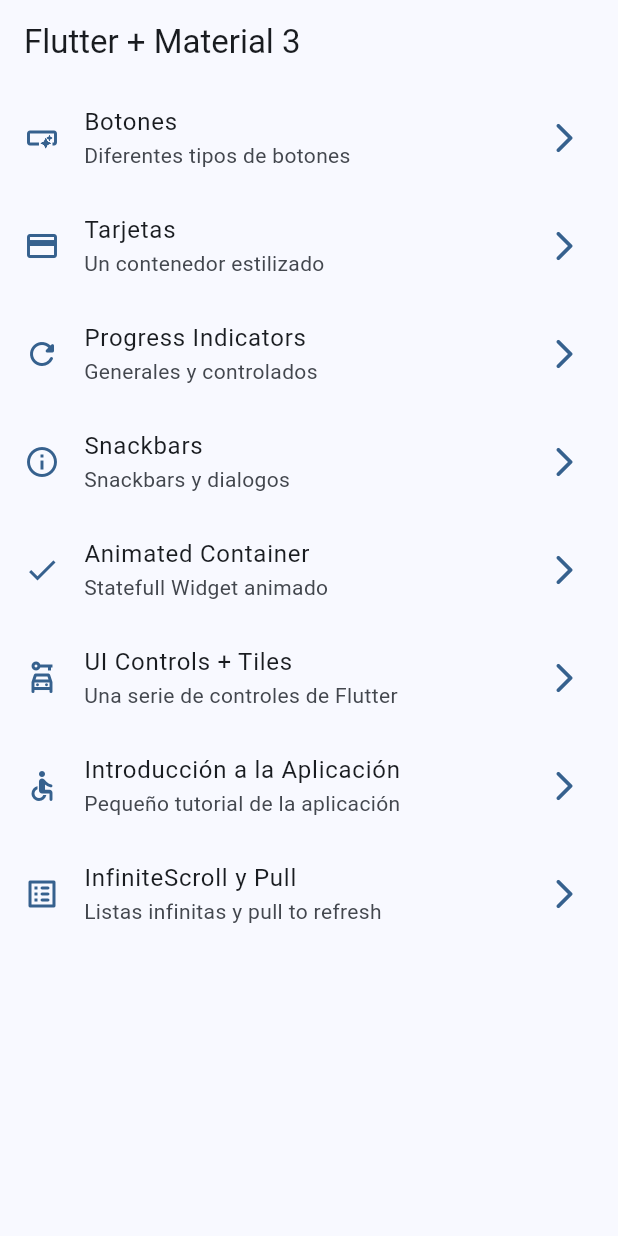
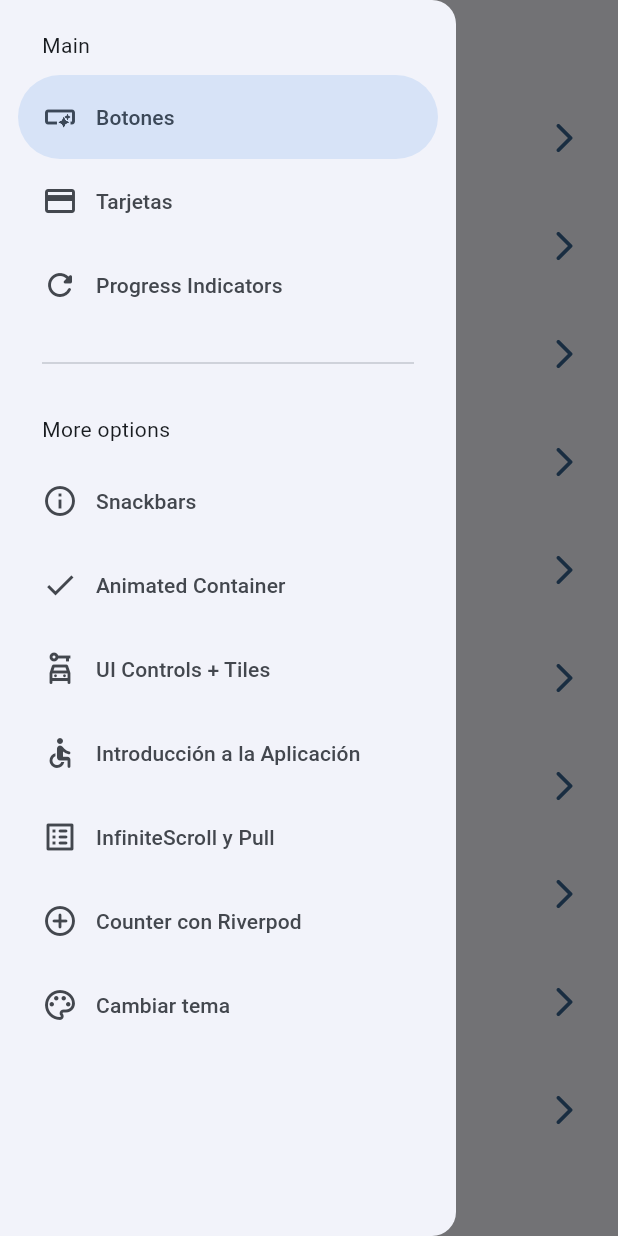
Before and after one commit to danielalejandroalanis/flutter-material3-widgets, a Flutter app: the screen it shows after launch, with the side drawer open (before the commit the screen has no drawer), on a phone screen of 412 x 824 dp. Run offline on Flutter 3.47's test engine with Material 3 defaults, Android fonts, the phone set to English and light mode, and no system bars; our stand-ins replace animate_do, flutter_riverpod, go_router.

Commit message:
antes de statenotifier

```diff
--- a/lib/config/menu/menu_items.dart
+++ b/lib/config/menu/menu_items.dart
@@ -63,4 +63,16 @@ const appMenuItems = <MenuItem>[
     link: '/infinite',
     icon: Icons.list_alt_rounded,
   ),
+  MenuItem(
+    title: 'Counter con Riverpod',
+    subTitle: 'Introducción a Riverpod',
+    link: '/counter',
+    icon: Icons.add_circle_outline_rounded,
+  ),
+  MenuItem(
+    title: 'Cambiar tema',
+    subTitle: 'Cambiar el tema de la aplicación',
+    link: '/theme-changer',
+    icon: Icons.color_lens_outlined,
+  ),
 ];
--- a/lib/config/router/app_router.dart
+++ b/lib/config/router/app_router.dart
@@ -47,4 +47,14 @@ final appRouter = GoRouter(initialLocation: '/', routes: [
     name: InfiniteScrollScreen.name,
     builder: (context, state) => const InfiniteScrollScreen(),
   ),
+  GoRoute(
+    path: '/counter',
+    name: CounterScreen.name,
+    builder: (context, state) => const CounterScreen(),
+  ),
+  GoRoute(
+    path: '/theme-changer',
+    name: ThemeChangerScreen.name,
+    builder: (context, state) => const ThemeChangerScreen(),
+  ),
 ]);
--- a/lib/config/theme/app_theme.dart
+++ b/lib/config/theme/app_theme.dart
@@ -11,14 +11,17 @@ const colorList = <Color>[
 
 class AppTheme {
   final int selectedColor;
+  final bool isDarkMode;
 
   AppTheme({
     this.selectedColor = 0,
+    this.isDarkMode = false,
   })  : assert(selectedColor >= 0, 'selectedColor must be greater than 0'),
         assert(selectedColor < colorList.length,
             'selectedColor must be less or equal than ${colorList.length - 1}');
 
   ThemeData getTheme() => ThemeData(
+      brightness: isDarkMode ? Brightness.dark : Brightness.light,
       useMaterial3: true,
       colorSchemeSeed: colorList[selectedColor],
       appBarTheme: const AppBarTheme(centerTitle: false));
--- a/lib/main.dart
+++ b/lib/main.dart
@@ -1,20 +1,26 @@
 import 'package:flutter/material.dart';
+import 'package:flutter_riverpod/flutter_riverpod.dart';
 import 'package:widgets_app/config/router/app_router.dart';
 import 'package:widgets_app/config/theme/app_theme.dart';
+import 'package:widgets_app/presentation/providers/theme_provider.dart';
 
 void main() {
-  runApp(const MainApp());
+  runApp(const ProviderScope(child: MainApp()));
 }
 
-class MainApp extends StatelessWidget {
+class MainApp extends ConsumerWidget {
   const MainApp({super.key});
 
   @override
-  Widget build(BuildContext context) {
+  Widget build(BuildContext context, WidgetRef ref) {
+    final bool isDarkMode = ref.watch(isDarkModeProvider);
+    final int selectedColor = ref.watch(selectedColorProvider);
+
     return MaterialApp.router(
       title: 'Widgets App',
       debugShowCheckedModeBanner: false,
-      theme: AppTheme(selectedColor: 0).getTheme(),
+      theme: AppTheme(selectedColor: selectedColor, isDarkMode: isDarkMode)
+          .getTheme(),
       routerConfig: appRouter,
     );
   }
--- /dev/null
+++ b/lib/presentation/providers/counter_provider.dart
@@ -0,0 +1,3 @@
+import 'package:flutter_riverpod/flutter_riverpod.dart';
+
+final counterProvider = StateProvider((ref) => 5);
--- /dev/null
+++ b/lib/presentation/providers/theme_provider.dart
@@ -0,0 +1,10 @@
+import 'package:flutter_riverpod/flutter_riverpod.dart';
+import 'package:widgets_app/config/theme/app_theme.dart';
+
+final isDarkModeProvider = StateProvider<bool>((ref) => false);
+
+//Listado de colores inmutables
+final colorListProvider = Provider((ref) => colorList);
+
+//Color seleccionado
+final selectedColorProvider = StateProvider((ref) => 0);
--- a/lib/presentation/screens/home/home_screen.dart
+++ b/lib/presentation/screens/home/home_screen.dart
@@ -1,7 +1,7 @@
 import 'package:flutter/material.dart';
 import 'package:go_router/go_router.dart';
 import 'package:widgets_app/config/menu/menu_items.dart';
-import 'package:widgets_app/presentation/screens/cards/cards_screens.dart';
+import 'package:widgets_app/presentation/widgets/widgets.dart';
 
 class HomeScreen extends StatelessWidget {
   static const String name = 'home_screen';
@@ -9,19 +9,21 @@ class HomeScreen extends StatelessWidget {
 
   @override
   Widget build(BuildContext context) {
+    final scaffoldKey = GlobalKey<ScaffoldState>();
+
     return Scaffold(
+      key: scaffoldKey,
       appBar: AppBar(
         title: const Text("Flutter + Material 3"),
       ),
-      body: _HomeView(),
+      body: const _HomeView(),
+      drawer: SideMenu(scaffoldKey: scaffoldKey,),
     );
   }
 }
 
 class _HomeView extends StatelessWidget {
-  const _HomeView({
-    super.key,
-  });
+  const _HomeView();
 
   @override
   Widget build(BuildContext context) {
@@ -52,12 +54,6 @@ class _CustomListTile extends StatelessWidget {
       title: Text(menuItem.title),
       subtitle: Text(menuItem.subTitle),
       onTap: () {
-        // Navigator.of(context).push(
-        //   MaterialPageRoute(builder: (context) => const ButtonsScreen()),
-        // );
-        // Navigator.pushNamed(context, menuItem.link);
-
-        // context.pushNamed(CardsScreens.name);
         context.push(menuItem.link);
       },
     );
--- a/lib/presentation/screens/screens.dart
+++ b/lib/presentation/screens/screens.dart
@@ -7,3 +7,5 @@ export 'package:widgets_app/presentation/screens/infinite_scroll/infinite_scroll
 export 'package:widgets_app/presentation/screens/progress/progress_screen.dart';
 export 'package:widgets_app/presentation/screens/snackbar/snackbar_screen.dart';
 export 'package:widgets_app/presentation/screens/ui_controls/ui_controls_screen.dart';
+export 'package:widgets_app/presentation/screens/counter/counter_screen.dart';
+export 'package:widgets_app/presentation/screens/theme_changer/theme_changer_screen.dart';
--- /dev/null
+++ b/lib/presentation/widgets/side_menu.dart
@@ -0,0 +1,59 @@
+import 'package:flutter/material.dart';
+import 'package:go_router/go_router.dart';
+import 'package:widgets_app/config/menu/menu_items.dart';
+
+class SideMenu extends StatefulWidget {
+  final GlobalKey<ScaffoldState> scaffoldKey;
+
+  const SideMenu({super.key, required this.scaffoldKey});
+
+  @override
+  State<SideMenu> createState() => _SideMenuState();
+}
+
+class _SideMenuState extends State<SideMenu> {
+  int navDrawerIndex = 0;
+
+  @override
+  Widget build(BuildContext context) {
+    final hasNotch = MediaQuery.of(context).viewPadding.top > 35;
+
+    return NavigationDrawer(
+      selectedIndex: navDrawerIndex,
+      onDestinationSelected: (value) {
+        setState(() {
+          navDrawerIndex = value;
+        });
+        final menuItem = appMenuItems[value];
+        context.push(menuItem.link);
+        widget.scaffoldKey.currentState!.closeDrawer();
+      },
+      children: [
+        Padding(
+          padding: EdgeInsets.fromLTRB(28, hasNotch ? 0 : 20, 16, 10),
+          child: const Text('Main'),
+        ),
+        ...appMenuItems.sublist(0, 3).map(
+              (item) => NavigationDrawerDestination(
+                icon: Icon(item.icon),
+                label: Text(item.title),
+              ),
+            ),
+        const Padding(
+          padding: EdgeInsets.fromLTRB(28, 16, 28, 10),
+          child: Divider(),
+        ),
+        const Padding(
+          padding: EdgeInsets.fromLTRB(28, 16, 28, 10),
+          child: Text('More options'),
+        ),
+        ...appMenuItems.sublist(3, 10).map(
+              (item) => NavigationDrawerDestination(
+                icon: Icon(item.icon),
+                label: Text(item.title),
+              ),
+            ),
+      ],
+    );
+  }
+}
--- /dev/null
+++ b/lib/presentation/widgets/widgets.dart
@@ -0,0 +1 @@
+export 'side_menu.dart';
--- a/pubspec.yaml
+++ b/pubspec.yaml
@@ -10,6 +10,7 @@ dependencies:
   animate_do: ^3.3.4
   flutter:
     sdk: flutter
+  flutter_riverpod: ^2.5.1
   go_router: ^14.2.7
 
 dev_dependencies:
```
Also changed, not shown: lib/presentation/screens/counter/counter_screen.dart (added, +43 -0 lines), lib/presentation/screens/theme_changer/theme_changer_screen.dart (added, +57 -0 lines), pubspec.lock.
